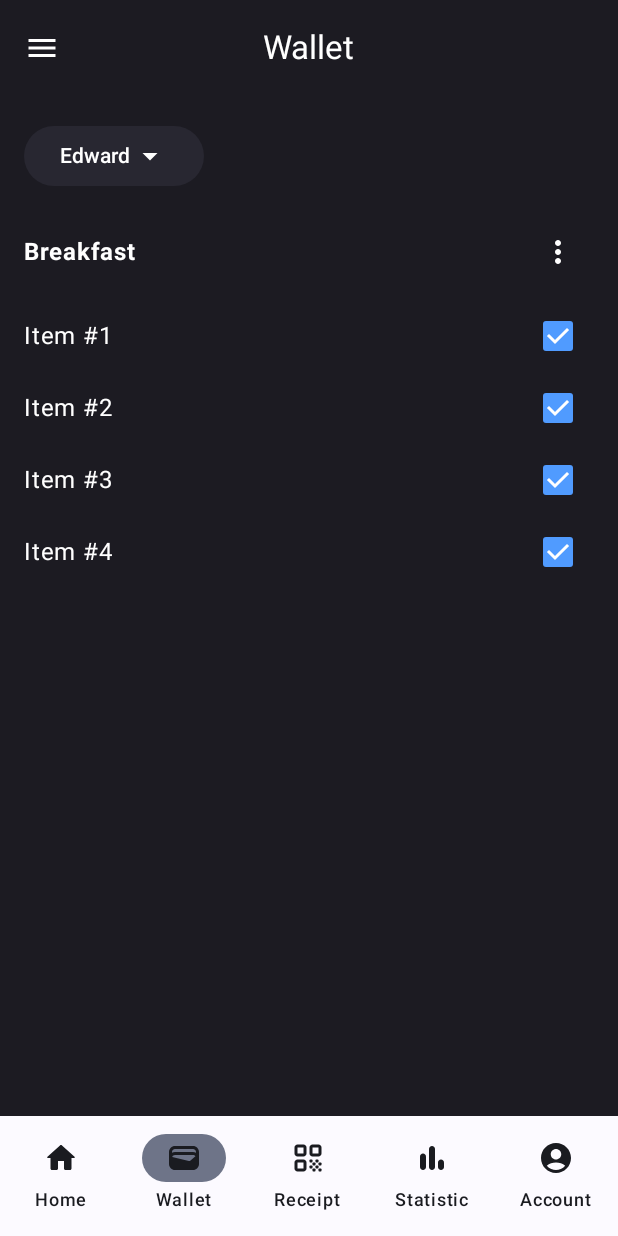
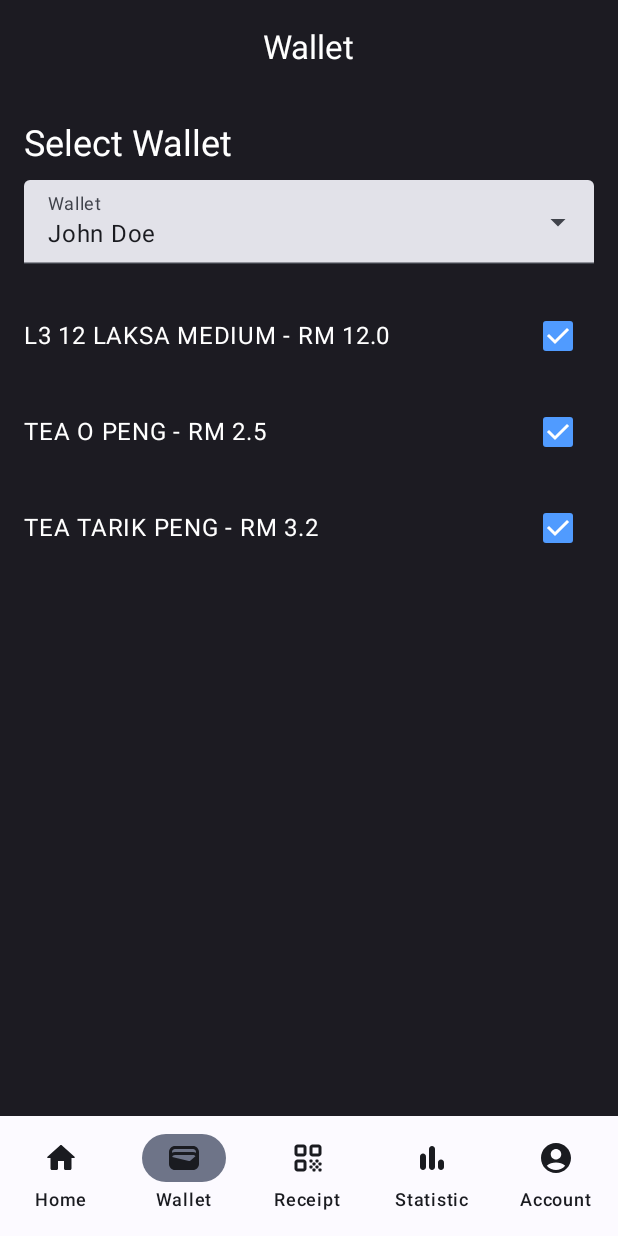
Before and after one commit to Legesus/KiraCash, an Android app built with Jetpack Compose: the DebtMenuScreen screen opened through its navigation route, on a phone screen of 412 x 824 dp. Run offline under Robolectric (Android 15) with nearby library versions, the phone set to English and light mode, and no system bars; our stand-ins replace Room's generated code.

Commit message:
Wallet Screen Working

```diff
--- a/app/src/main/java/com/example/kiracash/DebtMenu.kt
+++ b/app/src/main/java/com/example/kiracash/DebtMenu.kt
@@ -1,11 +1,11 @@
+@file:OptIn(ExperimentalMaterial3Api::class)
+
 package com.example.kiracash
 
 import android.os.Bundle
 import androidx.activity.ComponentActivity
 import androidx.activity.compose.setContent
 import androidx.compose.foundation.background
-import androidx.compose.foundation.layout.Arrangement
-import androidx.compose.foundation.layout.Box
 import androidx.compose.foundation.layout.Column
 import androidx.compose.foundation.layout.Row
 import androidx.compose.foundation.layout.Spacer
@@ -13,33 +13,40 @@ import androidx.compose.foundation.layout.fillMaxSize
 import androidx.compose.foundation.layout.fillMaxWidth
 import androidx.compose.foundation.layout.height
 import androidx.compose.foundation.layout.padding
-import androidx.compose.material.icons.Icons
-import androidx.compose.material.icons.filled.ArrowDropDown
-import androidx.compose.material.icons.filled.Menu
-import androidx.compose.material.icons.filled.MoreVert
-import androidx.compose.material3.Button
-import androidx.compose.material3.ButtonDefaults
+import androidx.compose.foundation.lazy.LazyColumn
+import androidx.compose.foundation.lazy.items
 import androidx.compose.material3.CenterAlignedTopAppBar
 import androidx.compose.material3.Checkbox
 import androidx.compose.material3.CheckboxDefaults
-import androidx.compose.material3.DropdownMenu
 import androidx.compose.material3.DropdownMenuItem
 import androidx.compose.material3.ExperimentalMaterial3Api
-import androidx.compose.material3.Icon
-import androidx.compose.material3.IconButton
+import androidx.compose.material3.ExposedDropdownMenuBox
+import androidx.compose.material3.ExposedDropdownMenuDefaults
+import androidx.compose.material3.MaterialTheme
 import androidx.compose.material3.Scaffold
 import androidx.compose.material3.Text
+import androidx.compose.material3.TextField
 import androidx.compose.material3.TopAppBarDefaults
 import androidx.compose.runtime.Composable
+import androidx.compose.runtime.LaunchedEffect
+import androidx.compose.runtime.getValue
+import androidx.compose.runtime.mutableStateOf
+import androidx.compose.runtime.remember
+import androidx.compose.runtime.rememberCoroutineScope
+import androidx.compose.runtime.setValue
 import androidx.compose.ui.Alignment
 import androidx.compose.ui.Modifier
 import androidx.compose.ui.graphics.Color
-import androidx.compose.ui.text.font.FontWeight
+import androidx.compose.ui.platform.LocalContext
 import androidx.compose.ui.tooling.preview.Preview
 import androidx.compose.ui.unit.dp
-import androidx.compose.ui.zIndex
 import androidx.navigation.NavHostController
 import androidx.navigation.compose.rememberNavController
+import com.example.kiracash.model.AppDatabase
+import com.example.kiracash.model.Item
+import kotlinx.coroutines.Dispatchers
+import kotlinx.coroutines.flow.first
+import kotlinx.coroutines.launch
 
 class DebtMenuActivity : ComponentActivity() {
     override fun onCreate(savedInstanceState: Bundle?) {
@@ -51,18 +58,12 @@ class DebtMenuActivity : ComponentActivity() {
     }
 }
 
-@OptIn(ExperimentalMaterial3Api::class)
 @Composable
 fun DebtMenuScreen(navController: NavHostController) {
     Scaffold(
         topBar = {
             CenterAlignedTopAppBar(
                 title = { Text("Wallet", color = Color.White) },
-                navigationIcon = {
-                    IconButton(onClick = { /*TODO*/ }) {
-                        Icon(Icons.Filled.Menu, contentDescription = "Menu", tint = Color.White)
-                    }
-                },
                 colors = TopAppBarDefaults.centerAlignedTopAppBarColors(
                     containerColor = Color(0xFF1C1B22)
                 )
@@ -79,79 +80,109 @@ fun DebtMenuScreen(navController: NavHostController) {
                 .background(Color(0xFF1C1B22))
                 .padding(16.dp)
         ) {
-            // Dropdown for user selection
-            Dropdown(items = listOf("Edward", "User 2", "User 3"))
-
-            Spacer(modifier = Modifier.height(16.dp))
-
-            // Section title with options menu
-            Row(
-                horizontalArrangement = Arrangement.SpaceBetween,
-                verticalAlignment = Alignment.CenterVertically,
-                modifier = Modifier.fillMaxWidth()
-            ) {
-                Text(
-                    text = "Breakfast",
-                    fontWeight = FontWeight.Bold,
-                    color = Color.White
-                )
-                IconButton(onClick = { /*TODO*/ }) {
-                    Icon(Icons.Filled.MoreVert, contentDescription = "Options", tint = Color.White)
-                }
-            }
-
-            Spacer(modifier = Modifier.height(8.dp))
-
-            // List of items with checkboxes
-            ItemsList()
+            WalletDropdown()
         }
     }
 }
 
 @Composable
-fun Dropdown(items: List<String>) {
-    var expanded = false
-    var selectedItem = items[0] // Initial selection
+fun WalletDropdown() {
+    val context = LocalContext.current
+    val db = AppDatabase.getDatabase(context)
+    val walletDao = db.walletDao()
+    val coroutineScope = rememberCoroutineScope()
 
-    Box {
-        Button(
-            onClick = { expanded = true },
-            colors = ButtonDefaults.buttonColors(containerColor = Color(0xFF282731)),
-            modifier = Modifier.zIndex(if (expanded) 0f else 1f)  // Button is on top when menu is not expanded
-        ) {
-            Text(text = selectedItem, color = Color.White)
-            Icon(Icons.Filled.ArrowDropDown, contentDescription = "Dropdown", tint = Color.White)
+    // State to hold list of wallets and the selected wallet
+    var wallets by remember { mutableStateOf(emptyList<String>()) }
+    var selectedWallet by remember { mutableStateOf("") }
+    var walletId by remember { mutableStateOf(0) }
+
+    // State to hold items linked to the selected wallet
+    var items by remember { mutableStateOf(emptyList<Item>()) }
+
+    LaunchedEffect(Unit) {
+        walletDao.getAllWallets().collect { walletList ->
+            wallets = walletList.map { it.owner }
+            if (wallets.isNotEmpty()) {
+                selectedWallet = wallets[0]
+                coroutineScope.launch(Dispatchers.IO) {
+                    walletId = walletDao.getWalletIdByOwner(selectedWallet).first()
+                    items = walletDao.getItemsForWallet(walletId).first()
+                }
+            }
+        }
     }
 
-        DropdownMenu(
+    Column {
+        Text(
+            text = "Select Wallet",
+            style = MaterialTheme.typography.headlineSmall,
+            color = Color.White,
+            modifier = Modifier.padding(bottom = 8.dp)
+        )
+
+        var expanded by remember { mutableStateOf(false) }
+
+        ExposedDropdownMenuBox(
+            expanded = expanded,
+            onExpandedChange = { expanded = !expanded },
+            modifier = Modifier.fillMaxWidth()
+        ) {
+            TextField(
+                readOnly = true,
+                value = selectedWallet,
+                onValueChange = {},
+                label = { Text("Wallet") },
+                trailingIcon = { ExposedDropdownMenuDefaults.TrailingIcon(expanded = expanded) },
+                colors = ExposedDropdownMenuDefaults.textFieldColors(),
+                modifier = Modifier.menuAnchor().fillMaxWidth()
+            )
+            ExposedDropdownMenu(
                 expanded = expanded,
                 onDismissRequest = { expanded = false },
-            modifier = Modifier.zIndex(if (expanded) 1f else 0f)  // Menu is on top when expanded
             ) {
-            items.forEach { item ->
+                wallets.forEach { wallet ->
                     DropdownMenuItem(
-                    text = { Text(item, color = Color.White) },
+                        text = { Text(wallet) },
                         onClick = {
-                        selectedItem = item
+                            selectedWallet = wallet
                             expanded = false
+                            coroutineScope.launch(Dispatchers.IO) {
+                                walletId = walletDao.getWalletIdByOwner(selectedWallet).first()
+                                items = walletDao.getItemsForWallet(walletId).first()
+                            }
                         }
                     )
                 }
             }
         }
+
+        Spacer(modifier = Modifier.height(16.dp))
+
+        ItemsList(items = items)
+    }
 }
 
 @Composable
-fun ItemsList() {
-    val items = listOf("Item #1", "Item #2", "Item #3", "Item #4")
-    items.forEach { item ->
+fun ItemsList(items: List<Item>) {
+    LazyColumn(
+        modifier = Modifier.fillMaxSize()
+    ) {
+        items(items) { item ->
             Row(
-            modifier = Modifier.fillMaxWidth(),
+                modifier = Modifier
+                    .fillMaxWidth()
+                    .padding(vertical = 8.dp),
                 verticalAlignment = Alignment.CenterVertically
             ) {
-            Text(text = item, color = Color.White)
-            Spacer(modifier = Modifier.weight(1f))
+                Text(
+                    text = "${item.name} - RM ${item.price}",
+                    color = Color.White,
+                    style = MaterialTheme.typography.bodyLarge,
+                    modifier = Modifier.weight(1f)
+                )
                 Checkbox(checked = true, onCheckedChange = {}, colors = CheckboxDefaults.colors(checkedColor = Color(0xFF509BFF)))
+            }
         }
     }
 }
--- a/app/src/main/java/com/example/kiracash/MainActivity.kt
+++ b/app/src/main/java/com/example/kiracash/MainActivity.kt
@@ -87,7 +87,8 @@ class MainActivity : ComponentActivity() {
             val wallets = listOf(
                 Wallet(owner = "John Doe", amountPaid = 0.0, amountOwe = 0.0),
                 Wallet(owner = "Jane Doe", amountPaid = 0.0, amountOwe = 0.0),
-                Wallet(owner = "John Smith", amountPaid = 0.0, amountOwe = 0.0)
+                Wallet(owner = "John Smith", amountPaid = 0.0, amountOwe = 0.0),
+                Wallet(owner = "Myself", amountPaid = 0.0, amountOwe = 0.0)
             )
 
             // Insert wallets into the database
--- a/app/src/main/java/com/example/kiracash/PersonSection.kt
+++ b/app/src/main/java/com/example/kiracash/PersonSection.kt
@@ -1,5 +1,6 @@
 package com.example.kiracash
 
+import android.util.Log
 import androidx.compose.foundation.Image
 import androidx.compose.foundation.layout.Column
 import androidx.compose.foundation.layout.Row
@@ -110,7 +111,8 @@ class PersonSection {
         val walletDao = db.walletDao()
 
         // Collect wallets as a state
-        val walletsFlow = walletDao.getAllWallets().collectAsState(initial = emptyList())
+        val walletsFlow = walletDao.getWalletsWithTotalAmountPaid().collectAsState(initial = emptyList())
+        Log.d("PersonSection", "PersonSection Wallets: ${walletsFlow.value}")
 
         // Map wallets to Person data class
         val people = walletsFlow.value.map { wallet ->
--- a/app/src/main/java/com/example/kiracash/model/WalletDao.kt
+++ b/app/src/main/java/com/example/kiracash/model/WalletDao.kt
@@ -20,11 +20,14 @@ interface WalletDao {
     suspend fun insert(wallet: Wallet)
 
     @Query("""
-        SELECT wallets.id, wallets.owner, SUM(items.price) as amountPaid, wallets.amountOwe
-        FROM wallets
-        INNER JOIN wallet_item_join ON wallets.id = wallet_item_join.walletId
-        INNER JOIN items ON wallet_item_join.itemId = items.id
-        GROUP BY wallets.id
+    SELECT wallets.id, wallets.owner, IFNULL(SUM(items.price), 0) as amountPaid, wallets.amountOwe
+    FROM wallets
+    LEFT JOIN wallet_item_join ON wallets.id = wallet_item_join.walletId
+    LEFT JOIN items ON wallet_item_join.itemId = items.id
+    GROUP BY wallets.id
     """)
     fun getWalletsWithTotalAmountPaid(): Flow<List<Wallet>>
+
+    @Query("SELECT id FROM wallets WHERE owner = :walletOwner")
+    fun getWalletIdByOwner(walletOwner: String): Flow<Int>
 }
```
Lines whose indentation alone changed are shown as unchanged.
